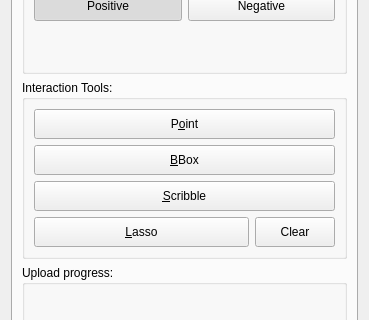
The window that slicer_plugin/nnInteractiveSlicer/Resources/UI/nnInteractiveSlicer.ui (rohith50/SlicerNNInteractive) describes before a commit, drawn with Qt 5; both pictures show x 0 to 369 and y 315 to 635 of the 369 by 800 pixel window.
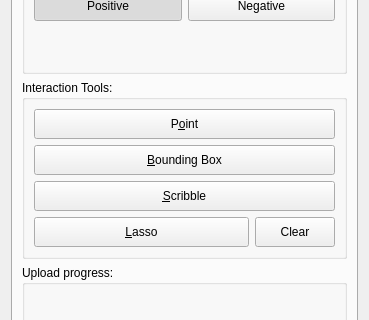
The same window after the commit. Custom widgets are drawn as their Qt base class.

Commit message: Rename BBox button to Bounding Box

```diff
--- a/slicer_plugin/nnInteractiveSlicer/Resources/UI/nnInteractiveSlicer.ui
+++ b/slicer_plugin/nnInteractiveSlicer/Resources/UI/nnInteractiveSlicer.ui
@@ -180,7 +180,7 @@
                  <string>Place BBox prompt</string>
                 </property>
                 <property name="text">
-                 <string>&amp;BBox</string>
+                 <string>&amp;Bounding Box</string>
                 </property>
                 <property name="checkable">
                  <bool>true</bool>
```
